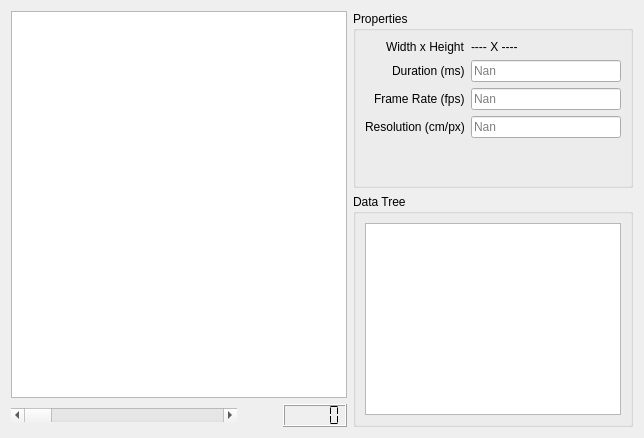
The window that src/ui/KairoSightWidgetTIFFpyqtgraph.ui (kairosight/KairoSight) describes before a commit, drawn with Qt 5.
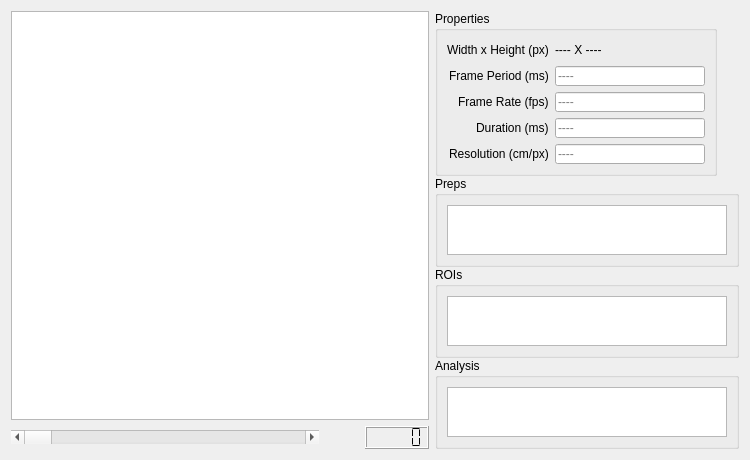
The same window after the commit. Custom widgets are drawn as their Qt base class.

Commit message: Refining Image Prep and Isolation tools

Diff of the .ui file:
```diff
--- a/src/ui/KairoSightWidgetTIFFpyqtgraph.ui
+++ b/src/ui/KairoSightWidgetTIFFpyqtgraph.ui
@@ -6,8 +6,8 @@
    <rect>
     <x>0</x>
     <y>0</y>
-    <width>644</width>
-    <height>438</height>
+    <width>750</width>
+    <height>428</height>
    </rect>
   </property>
   <property name="windowTitle">
@@ -66,8 +66,17 @@
    </item>
    <item>
     <layout class="QVBoxLayout" name="verticalLayout">
+     <property name="spacing">
+      <number>0</number>
+     </property>
      <item>
       <widget class="QGroupBox" name="groupBoxProperties">
+       <property name="sizePolicy">
+        <sizepolicy hsizetype="Fixed" vsizetype="Preferred">
+         <horstretch>0</horstretch>
+         <verstretch>0</verstretch>
+        </sizepolicy>
+       </property>
        <property name="title">
         <string>Properties</string>
        </property>
@@ -89,24 +98,62 @@
           <item row="0" column="0">
            <widget class="QLabel" name="SizeLabel">
             <property name="text">
-             <string>Width x Height</string>
+             <string>Width x Height (px)</string>
             </property>
            </widget>
           </item>
           <item row="0" column="1">
            <widget class="QLabel" name="SizeLabelEdit">
+            <property name="sizePolicy">
+             <sizepolicy hsizetype="Ignored" vsizetype="Preferred">
+              <horstretch>0</horstretch>
+              <verstretch>0</verstretch>
+             </sizepolicy>
+            </property>
+            <property name="minimumSize">
+             <size>
+              <width>90</width>
+              <height>20</height>
+             </size>
+            </property>
             <property name="text">
              <string>---- X ----</string>
             </property>
            </widget>
           </item>
-          <item row="1" column="0">
+          <item row="3" column="0">
            <widget class="QLabel" name="durationMsLabel">
             <property name="text">
              <string>Duration (ms)</string>
             </property>
            </widget>
           </item>
+          <item row="1" column="0">
+           <widget class="QLabel" name="framePeriodMsLabel">
+            <property name="text">
+             <string>Frame Period (ms)</string>
+            </property>
+           </widget>
+          </item>
+          <item row="1" column="1">
+           <widget class="QLineEdit" name="framePeriodMsLineEdit">
+            <property name="sizePolicy">
+             <sizepolicy hsizetype="Ignored" vsizetype="Preferred">
+              <horstretch>0</horstretch>
+              <verstretch>0</verstretch>
+             </sizepolicy>
+            </property>
+            <property name="minimumSize">
+             <size>
+              <width>150</width>
+              <height>20</height>
+             </size>
+            </property>
+            <property name="placeholderText">
+             <string>----</string>
+            </property>
+           </widget>
+          </item>
           <item row="2" column="0">
            <widget class="QLabel" name="frameRateLabel">
             <property name="text">
@@ -127,7 +174,7 @@
             </property>
             <property name="minimumSize">
              <size>
-              <width>90</width>
+              <width>150</width>
               <height>20</height>
              </size>
             </property>
@@ -138,33 +185,33 @@
              </size>
             </property>
             <property name="placeholderText">
-             <string>Nan</string>
+             <string>----</string>
             </property>
             <property name="clearButtonEnabled">
              <bool>false</bool>
             </property>
            </widget>
           </item>
-          <item row="1" column="1">
-           <widget class="QLineEdit" name="durationMsLineEdit">
-            <property name="sizePolicy">
-             <sizepolicy hsizetype="Ignored" vsizetype="Preferred">
-              <horstretch>0</horstretch>
-              <verstretch>0</verstretch>
-             </sizepolicy>
-            </property>
-            <property name="minimumSize">
-             <size>
-              <width>90</width>
-              <height>20</height>
-             </size>
-            </property>
-            <property name="placeholderText">
-             <string>Nan</string>
-            </property>
-           </widget>
-          </item>
           <item row="3" column="1">
+           <widget class="QLineEdit" name="durationMsLineEdit">
+            <property name="sizePolicy">
+             <sizepolicy hsizetype="Ignored" vsizetype="Preferred">
+              <horstretch>0</horstretch>
+              <verstretch>0</verstretch>
+             </sizepolicy>
+            </property>
+            <property name="minimumSize">
+             <size>
+              <width>150</width>
+              <height>20</height>
+             </size>
+            </property>
+            <property name="placeholderText">
+             <string>----</string>
+            </property>
+           </widget>
+          </item>
+          <item row="4" column="1">
            <widget class="QLineEdit" name="resolutionLineEdit">
             <property name="sizePolicy">
              <sizepolicy hsizetype="Ignored" vsizetype="Preferred">
@@ -174,16 +221,16 @@
             </property>
             <property name="minimumSize">
              <size>
-              <width>90</width>
+              <width>150</width>
               <height>20</height>
              </size>
             </property>
             <property name="placeholderText">
-             <string>Nan</string>
+             <string>----</string>
             </property>
            </widget>
           </item>
-          <item row="3" column="0">
+          <item row="4" column="0">
            <widget class="QLabel" name="resolutionLabel">
             <property name="text">
              <string>Resolution (cm/px)</string>
@@ -196,21 +243,98 @@
       </widget>
      </item>
      <item>
-      <widget class="QGroupBox" name="groupBox">
+      <widget class="QGroupBox" name="groupBoxPreps">
+       <property name="sizePolicy">
+        <sizepolicy hsizetype="Ignored" vsizetype="Preferred">
+         <horstretch>0</horstretch>
+         <verstretch>0</verstretch>
+        </sizepolicy>
+       </property>
        <property name="title">
-        <string>Data Tree</string>
+        <string>Preps</string>
        </property>
        <layout class="QVBoxLayout" name="verticalLayout_3">
         <item>
-         <widget class="QColumnView" name="columnView">
+         <widget class="QTreeView" name="treeViewPreps">
           <property name="sizePolicy">
-           <sizepolicy hsizetype="Minimum" vsizetype="Minimum">
+           <sizepolicy hsizetype="Ignored" vsizetype="Ignored">
             <horstretch>0</horstretch>
             <verstretch>0</verstretch>
            </sizepolicy>
           </property>
-          <property name="resizeGripsVisible">
-           <bool>false</bool>
+          <property name="minimumSize">
+           <size>
+            <width>280</width>
+            <height>50</height>
+           </size>
+          </property>
+          <property name="maximumSize">
+           <size>
+            <width>16777215</width>
+            <height>80</height>
+           </size>
+          </property>
+         </widget>
+        </item>
+       </layout>
+      </widget>
+     </item>
+     <item>
+      <widget class="QGroupBox" name="groupBoxROIs">
+       <property name="title">
+        <string>ROIs</string>
+       </property>
+       <layout class="QVBoxLayout" name="verticalLayout_5">
+        <item>
+         <widget class="QTreeView" name="treeViewROIs">
+          <property name="sizePolicy">
+           <sizepolicy hsizetype="Ignored" vsizetype="Ignored">
+            <horstretch>0</horstretch>
+            <verstretch>0</verstretch>
+           </sizepolicy>
+          </property>
+          <property name="minimumSize">
+           <size>
+            <width>280</width>
+            <height>50</height>
+           </size>
+          </property>
+          <property name="maximumSize">
+           <size>
+            <width>16777215</width>
+            <height>80</height>
+           </size>
+          </property>
+         </widget>
+        </item>
+       </layout>
+      </widget>
+     </item>
+     <item>
+      <widget class="QGroupBox" name="groupBoxAnalysis">
+       <property name="title">
+        <string>Analysis</string>
+       </property>
+       <layout class="QVBoxLayout" name="verticalLayout_4">
+        <item>
+         <widget class="QTreeView" name="treeViewAnalysis">
+          <property name="sizePolicy">
+           <sizepolicy hsizetype="Ignored" vsizetype="Ignored">
+            <horstretch>0</horstretch>
+            <verstretch>0</verstretch>
+           </sizepolicy>
+          </property>
+          <property name="minimumSize">
+           <size>
+            <width>280</width>
+            <height>50</height>
+           </size>
+          </property>
+          <property name="maximumSize">
+           <size>
+            <width>16777215</width>
+            <height>80</height>
+           </size>
           </property>
          </widget>
         </item>
```
Left out of the diff: 4 changed lines with no effect on the pictures. The commit also changes 12 other files.
